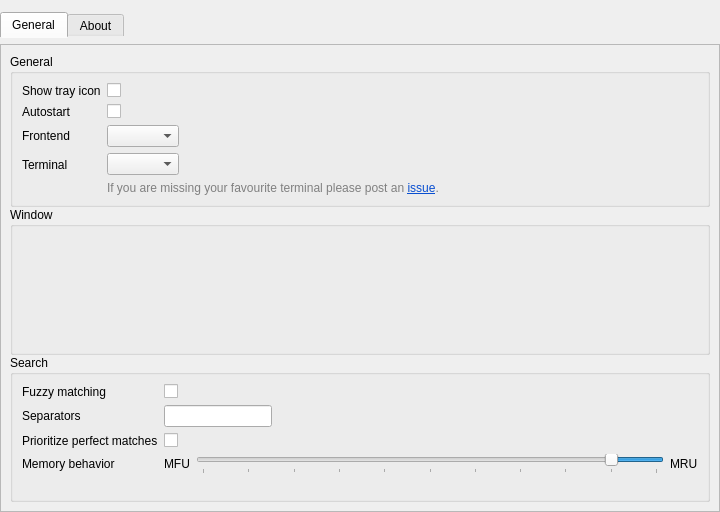
Above: src/settings/settingswindow.ui from albertlauncher/albert before the change. Below: the same form after it.
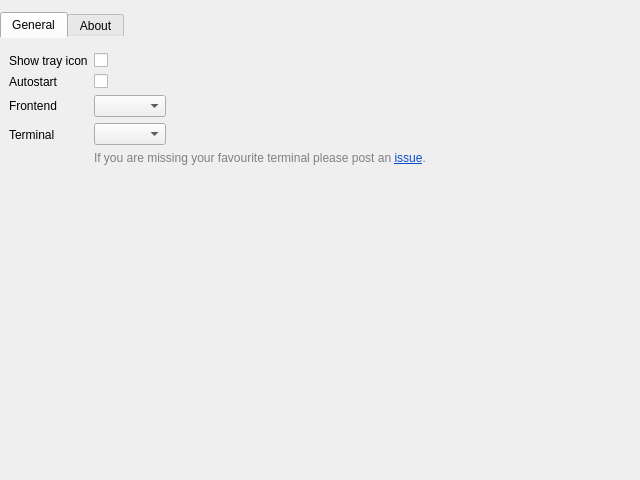
That is the form after the change. The open tabs and pages were chosen to show the change. Icons and pictures are not drawn.

The edit to the form file:
```diff
--- a/src/settings/settingswindow.ui
+++ b/src/settings/settingswindow.ui
@@ -2,18 +2,10 @@
 <ui version="4.0">
  <class>SettingsWindow</class>
  <widget class="QWidget" name="SettingsWindow">
-  <property name="geometry">
-   <rect>
-    <x>0</x>
-    <y>0</y>
-    <width>720</width>
-    <height>512</height>
-   </rect>
-  </property>
   <property name="minimumSize">
    <size>
-    <width>720</width>
-    <height>512</height>
+    <width>640</width>
+    <height>480</height>
    </size>
   </property>
   <property name="windowTitle">
@@ -38,7 +30,7 @@
       <string notr="true">QTabWidget::pane { border-radius: 0px; }</string>
      </property>
      <property name="currentIndex">
-      <number>0</number>
+      <number>1</number>
      </property>
      <widget class="QWidget" name="tab_general">
       <attribute name="title">
@@ -58,58 +50,23 @@
         <number>0</number>
        </property>
        <item>
-        <widget class="QScrollArea" name="scrollArea">
+        <widget class="QScrollArea" name="scrollArea_general">
+         <property name="frameShape">
+          <enum>QFrame::NoFrame</enum>
+         </property>
          <property name="widgetResizable">
           <bool>true</bool>
          </property>
-         <widget class="QWidget" name="scrollAreaWidgetContents">
+         <widget class="QWidget" name="scrollAreaGeneralContents">
           <property name="geometry">
            <rect>
             <x>0</x>
             <y>0</y>
-            <width>718</width>
-            <height>477</height>
+            <width>640</width>
+            <height>447</height>
            </rect>
-          </property>
-          <layout class="QVBoxLayout" name="verticalLayout_2">
-           <property name="spacing">
-            <number>0</number>
-           </property>
-           <item>
-            <widget class="QGroupBox" name="groupBox_general">
-             <property name="title">
-              <string>General</string>
-             </property>
-             <property name="flat">
-              <bool>false</bool>
-             </property>
-             <property name="checkable">
-              <bool>false</bool>
              </property>
              <layout class="QFormLayout" name="formLayout_general">
-              <item row="2" column="0">
-               <widget class="QLabel" name="label_frontend">
-                <property name="text">
-                 <string>Frontend</string>
-                </property>
-                <property name="buddy">
-                 <cstring>comboBox_frontend</cstring>
-                </property>
-               </widget>
-              </item>
-              <item row="2" column="1">
-               <widget class="QComboBox" name="comboBox_frontend">
-                <property name="sizePolicy">
-                 <sizepolicy hsizetype="Maximum" vsizetype="Fixed">
-                  <horstretch>0</horstretch>
-                  <verstretch>0</verstretch>
-                 </sizepolicy>
-                </property>
-                <property name="toolTip">
-                 <string>&lt;html&gt;&lt;head/&gt;&lt;body&gt;&lt;p&gt;Choose the frontend to use.&lt;/p&gt;&lt;/body&gt;&lt;/html&gt;</string>
-                </property>
-               </widget>
-              </item>
               <item row="0" column="0">
                <widget class="QLabel" name="label_show_tray">
                 <property name="text">
@@ -156,6 +113,39 @@
                 </property>
                </widget>
               </item>
+           <item row="2" column="0">
+            <widget class="QLabel" name="label_frontend">
+             <property name="text">
+              <string>Frontend</string>
+             </property>
+             <property name="buddy">
+              <cstring>comboBox_frontend</cstring>
+             </property>
+            </widget>
+           </item>
+           <item row="2" column="1">
+            <widget class="QComboBox" name="comboBox_frontend">
+             <property name="sizePolicy">
+              <sizepolicy hsizetype="Maximum" vsizetype="Fixed">
+               <horstretch>0</horstretch>
+               <verstretch>0</verstretch>
+              </sizepolicy>
+             </property>
+             <property name="toolTip">
+              <string>&lt;html&gt;&lt;head/&gt;&lt;body&gt;&lt;p&gt;Choose the frontend to use.&lt;/p&gt;&lt;/body&gt;&lt;/html&gt;</string>
+             </property>
+            </widget>
+           </item>
+           <item row="3" column="0">
+            <widget class="QLabel" name="label_term">
+             <property name="text">
+              <string>Terminal</string>
+             </property>
+             <property name="buddy">
+              <cstring>comboBox_term</cstring>
+             </property>
+            </widget>
+           </item>
               <item row="3" column="1">
                <layout class="QVBoxLayout" name="verticalLayout_3">
                 <item>
@@ -190,161 +180,6 @@
                 </item>
                </layout>
               </item>
-              <item row="3" column="0">
-               <widget class="QLabel" name="label_term">
-                <property name="text">
-                 <string>Terminal</string>
-                </property>
-                <property name="buddy">
-                 <cstring>comboBox_term</cstring>
-                </property>
-               </widget>
-              </item>
-             </layout>
-            </widget>
-           </item>
-           <item>
-            <widget class="QGroupBox" name="groupBox_window">
-             <property name="title">
-              <string>Window</string>
-             </property>
-             <layout class="QVBoxLayout" name="verticalLayout_4"/>
-            </widget>
-           </item>
-           <item>
-            <widget class="QGroupBox" name="groupBox_search">
-             <property name="title">
-              <string>Search</string>
-             </property>
-             <layout class="QFormLayout" name="formLayout_3">
-              <item row="0" column="0">
-               <widget class="QLabel" name="label_fuzzy">
-                <property name="text">
-                 <string>Fuzzy matching</string>
-                </property>
-                <property name="buddy">
-                 <cstring>checkBox_fuzzy</cstring>
-                </property>
-               </widget>
-              </item>
-              <item row="0" column="1">
-               <widget class="QCheckBox" name="checkBox_fuzzy">
-                <property name="sizePolicy">
-                 <sizepolicy hsizetype="Fixed" vsizetype="Fixed">
-                  <horstretch>0</horstretch>
-                  <verstretch>0</verstretch>
-                 </sizepolicy>
-                </property>
-                <property name="text">
-                 <string/>
-                </property>
-               </widget>
-              </item>
-              <item row="1" column="0">
-               <widget class="QLabel" name="label_separators">
-                <property name="text">
-                 <string>Separators</string>
-                </property>
-                <property name="buddy">
-                 <cstring>lineEdit_separators</cstring>
-                </property>
-               </widget>
-              </item>
-              <item row="1" column="1">
-               <widget class="QLineEdit" name="lineEdit_separators">
-                <property name="sizePolicy">
-                 <sizepolicy hsizetype="Fixed" vsizetype="Fixed">
-                  <horstretch>0</horstretch>
-                  <verstretch>0</verstretch>
-                 </sizepolicy>
-                </property>
-               </widget>
-              </item>
-              <item row="2" column="0">
-               <widget class="QLabel" name="label_6">
-                <property name="text">
-                 <string>Prioritize perfect matches</string>
-                </property>
-               </widget>
-              </item>
-              <item row="2" column="1">
-               <widget class="QCheckBox" name="checkBox_prioritizePerfectMatch">
-                <property name="text">
-                 <string/>
-                </property>
-               </widget>
-              </item>
-              <item row="3" column="0">
-               <widget class="QLabel" name="label_decay">
-                <property name="text">
-                 <string>Memory behavior</string>
-                </property>
-                <property name="buddy">
-                 <cstring>slider_decay</cstring>
-                </property>
-               </widget>
-              </item>
-              <item row="3" column="1">
-               <layout class="QHBoxLayout" name="horizontalLayout_3">
-                <item>
-                 <widget class="QLabel" name="label_4">
-                  <property name="toolTip">
-                   <string>Most frequently used. Remember everything. </string>
-                  </property>
-                  <property name="text">
-                   <string>MFU</string>
-                  </property>
-                 </widget>
-                </item>
-                <item>
-                 <widget class="QSlider" name="slider_decay">
-                  <property name="toolTip">
-                   <string>&lt;html&gt;&lt;head/&gt;&lt;body&gt;&lt;p&gt;The decay the weights past activation get. Without decay the search remembers everything and behaves in a most frequently used fashion, while a high decay will prefer recently used item. &lt;/p&gt;&lt;/body&gt;&lt;/html&gt;</string>
-                  </property>
-                  <property name="minimum">
-                   <number>50</number>
-                  </property>
-                  <property name="maximum">
-                   <number>100</number>
-                  </property>
-                  <property name="singleStep">
-                   <number>5</number>
-                  </property>
-                  <property name="pageStep">
-                   <number>5</number>
-                  </property>
-                  <property name="sliderPosition">
-                   <number>55</number>
-                  </property>
-                  <property name="orientation">
-                   <enum>Qt::Horizontal</enum>
-                  </property>
-                  <property name="invertedAppearance">
-                   <bool>true</bool>
-                  </property>
-                  <property name="tickPosition">
-                   <enum>QSlider::TicksBelow</enum>
-                  </property>
-                  <property name="tickInterval">
-                   <number>5</number>
-                  </property>
-                 </widget>
-                </item>
-                <item>
-                 <widget class="QLabel" name="label_3">
-                  <property name="toolTip">
-                   <string>Most recently used. Forget fast. </string>
-                  </property>
-                  <property name="text">
-                   <string>MRU</string>
-                  </property>
-                 </widget>
-                </item>
-               </layout>
-              </item>
-             </layout>
-            </widget>
-           </item>
           </layout>
          </widget>
         </widget>
@@ -355,7 +190,7 @@
       <attribute name="title">
        <string>About</string>
       </attribute>
-      <layout class="QVBoxLayout" name="layout_about">
+      <layout class="QVBoxLayout" name="layout_about" stretch="1,0,0,2">
        <item>
         <spacer name="verticalSpacer">
          <property name="orientation">
```
Left out of the diff: 8 changed lines with no effect on the pictures. Lines whose indentation alone changed are shown as unchanged.
